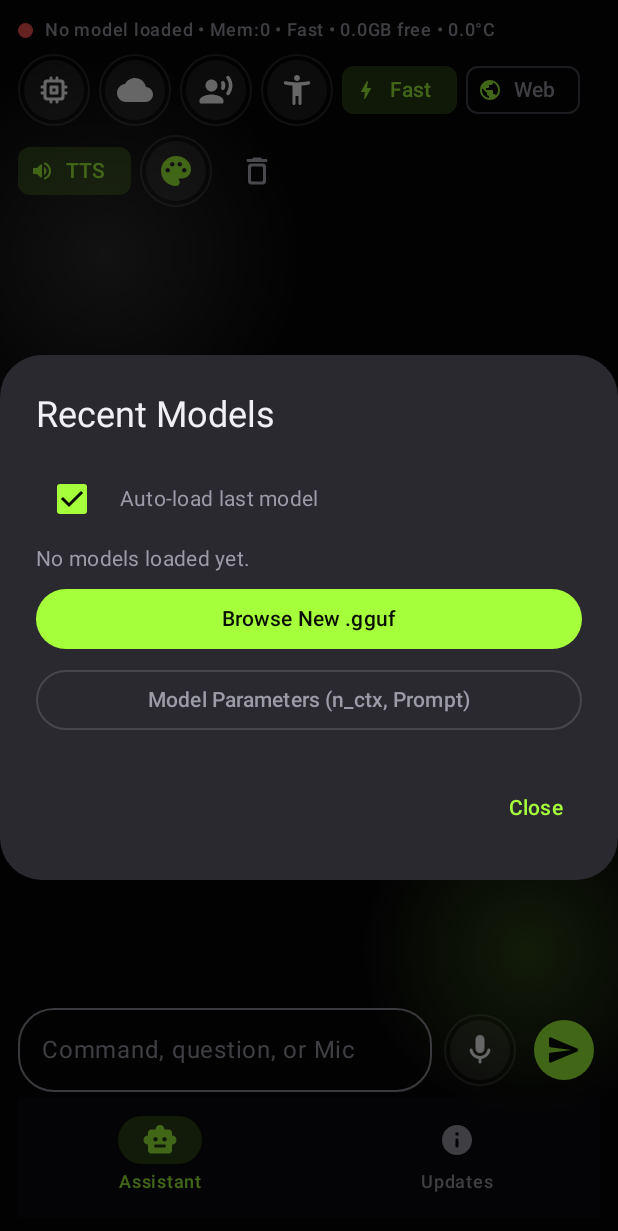
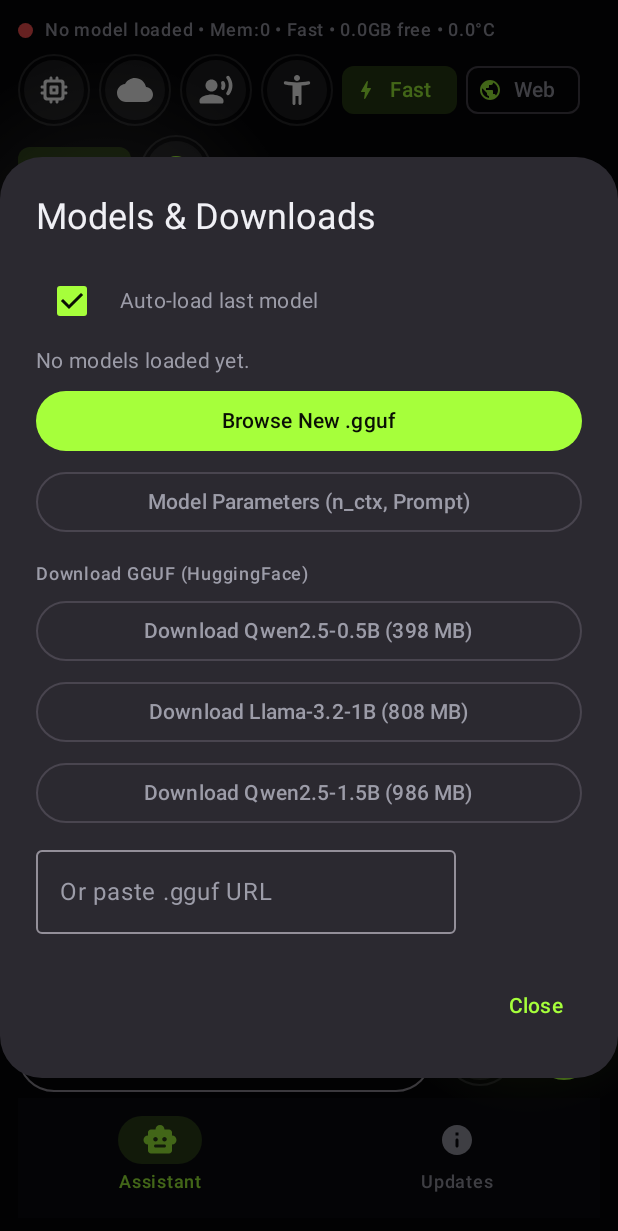
Before and after one commit to aradhyam688-cyfer/Pocket-ai, an Android app built with Jetpack Compose: the screen it shows after launch (MainActivity), after a tap on "Models", on a phone screen of 412 x 824 dp. Shown: the top 1231 px of the screen. Run offline under Robolectric (Android 15) with nearby library versions, the phone set to English and light mode, and no system bars; our stand-ins replace Room's generated code; libraries missing offline, so code that uses them is left out: org.nehuatl.llamacpp; pictures from the network do not load; 2 statements that could not run were skipped.

Commit message:
Add in-app GGUF model downloader with progress bar in Models dialog

```diff
--- a/app/src/main/java/com/pocketai/app/MainActivity.kt
+++ b/app/src/main/java/com/pocketai/app/MainActivity.kt
@@ -109,6 +109,7 @@ fun PocketAIScreen(vm: MainViewModel = viewModel(), sharedText: String? = null)
     val themeCfg by vm.themeConfig.collectAsState()
     val pendingCall by vm.pendingCallContact.collectAsState()
     val ramTemp by vm.ramTemp.collectAsState()
+    val dlStatus by vm.downloadStatus.collectAsState()
     var activeTab by remember { mutableStateOf(0) }
     var showThemeDialog by remember { mutableStateOf(false) }
     LaunchedEffect(Unit) { vm.refreshRamTemp() }
@@ -235,11 +236,12 @@ fun PocketAIScreen(vm: MainViewModel = viewModel(), sharedText: String? = null)
     }
 
     if (showModelsDialog) {
+        var customUrl by remember { mutableStateOf("") }
         AlertDialog(
             onDismissRequest = { showModelsDialog = false },
-            title = { Text("Recent Models") },
+            title = { Text("Models & Downloads") },
             text = {
-                Column(verticalArrangement = Arrangement.spacedBy(6.dp)) {
+                Column(modifier = Modifier.verticalScroll(rememberScrollState()), verticalArrangement = Arrangement.spacedBy(6.dp)) {
                     Row(horizontalArrangement = Arrangement.spacedBy(8.dp), verticalAlignment = Alignment.CenterVertically) {
                         Checkbox(checked = autoLoadLast, onCheckedChange = { vm.setAutoLoadLast(it) })
                         Text("Auto-load last model")
@@ -251,6 +253,28 @@ fun PocketAIScreen(vm: MainViewModel = viewModel(), sharedText: String? = null)
                     Button(onClick = { showModelsDialog = false; picker.launch(arrayOf("*/*")) }, modifier = Modifier.fillMaxWidth()) { Text("Browse New .gguf") }
                     if (status.startsWith("Ready")) OutlinedButton(onClick = { vm.unloadModel(); showModelsDialog = false }, modifier = Modifier.fillMaxWidth()) { Text("Unload Current Model (Free RAM)") }
                     OutlinedButton(onClick = { showModelsDialog = false; showParamsDialog = true }, modifier = Modifier.fillMaxWidth()) { Text("Model Parameters (n_ctx, Prompt)") }
+                    Spacer(Modifier.height(4.dp))
+                    Text("Download GGUF (HuggingFace)", style = MaterialTheme.typography.labelMedium, color = accentColor)
+                    dlStatus?.let { (lbl, prog) ->
+                        Text(lbl, style = MaterialTheme.typography.bodySmall)
+                        LinearProgressIndicator(progress = { prog }, modifier = Modifier.fillMaxWidth())
+                        TextButton(onClick = { vm.cancelDownload() }) { Text("Cancel Download") }
+                    } ?: run {
+                        listOf(
+                            Triple("Qwen2.5-0.5B (398 MB)", "qwen2.5-0.5b-instruct-q4_k_m.gguf", "https://huggingface.co/Qwen/Qwen2.5-0.5B-Instruct-GGUF/resolve/main/qwen2.5-0.5b-instruct-q4_k_m.gguf"),
+                            Triple("Llama-3.2-1B (808 MB)", "Llama-3.2-1B-Instruct-Q4_K_M.gguf", "https://huggingface.co/bartowski/Llama-3.2-1B-Instruct-GGUF/resolve/main/Llama-3.2-1B-Instruct-Q4_K_M.gguf"),
+                            Triple("Qwen2.5-1.5B (986 MB)", "qwen2.5-1.5b-instruct-q4_k_m.gguf", "https://huggingface.co/Qwen/Qwen2.5-1.5B-Instruct-GGUF/resolve/main/qwen2.5-1.5b-instruct-q4_k_m.gguf")
+                        ).forEach { (title, fn, url) ->
+                            OutlinedButton(onClick = { vm.downloadModel(fn, url) }, modifier = Modifier.fillMaxWidth()) { Text("Download $title") }
+                        }
+                        OutlinedTextField(value = customUrl, onValueChange = { customUrl = it }, label = { Text("Or paste .gguf URL") }, singleLine = true)
+                        if (customUrl.isNotBlank()) {
+                            Button(onClick = {
+                                val fn = customUrl.substringAfterLast("/").substringBefore("?").ifBlank { "custom.gguf" }
+                                vm.downloadModel(fn, customUrl)
+                            }, modifier = Modifier.fillMaxWidth()) { Text("Download Custom GGUF") }
+                        }
+                    }
                 }
             },
             confirmButton = {},
```
Also changed, not shown: app/src/main/java/com/pocketai/app/MainViewModel.kt (+64 -0 lines).
